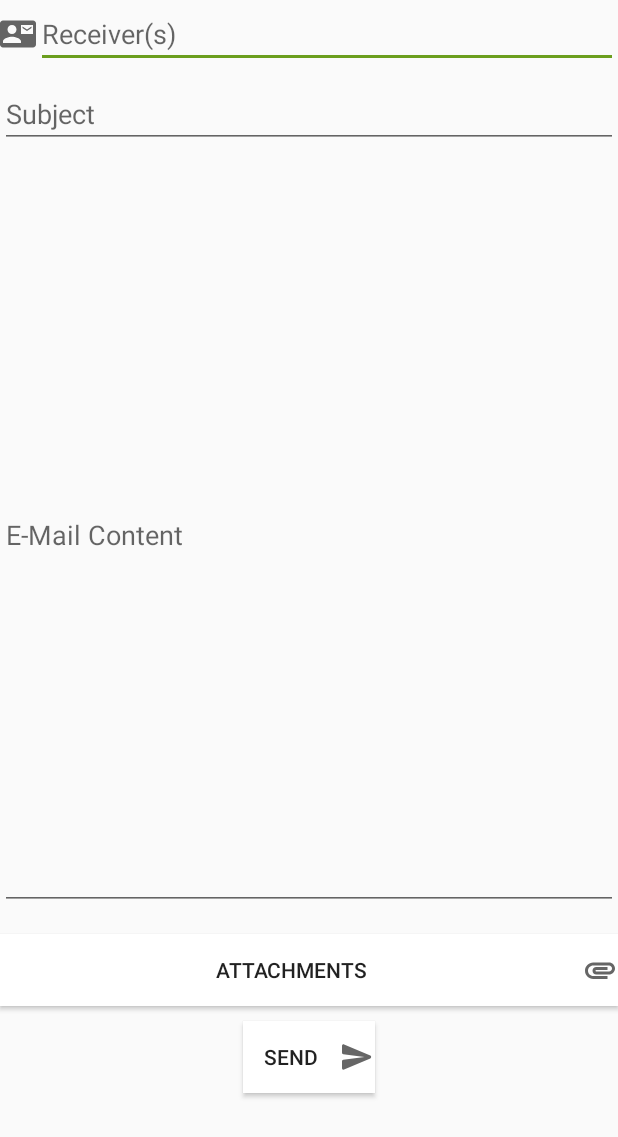
After one commit to drblaui/FU-Mail-App, an Android app: the layout activity_write_mail.xml on its own in the app's theme, with its tools: preview values and no code run, on a phone screen of 412 x 824 dp. The commit adds this screen. Shown: the top 1137 px of the screen. Run offline under Robolectric (Android 15) with nearby library versions, the phone set to English and light mode, and no system bars.

Commit message:
Implemented (attachmentless) Message sending

```diff
--- a/app/src/main/java/me/drblau/fumailapp/ui/login/LoginDialogFragment.java
+++ b/app/src/main/java/me/drblau/fumailapp/ui/login/LoginDialogFragment.java
@@ -31,7 +31,7 @@ public class LoginDialogFragment extends DialogFragment {
             listener = (LoginDialogListener) context;
         }
         catch (ClassCastException e) {
-            throw new ClassCastException(getActivity().toString() + "must implement NoticeDialogListener");
+            throw new ClassCastException(getActivity().toString() + "must implement LoginDialogListener");
         }
     }
 
--- /dev/null
+++ b/app/src/main/res/drawable/empty_tall_divider.xml
@@ -0,0 +1,7 @@
+<?xml version="1.0" encoding="utf-8"?>
+
+<shape xmlns:android="http://schemas.android.com/apk/res/android">
+	<size
+		android:height="0dp"
+		android:width="10dp"/>
+</shape>
--- /dev/null
+++ b/app/src/main/res/drawable/ic_attachment.xml
@@ -0,0 +1,10 @@
+<vector xmlns:android="http://schemas.android.com/apk/res/android"
+    android:width="24dp"
+    android:height="24dp"
+    android:viewportWidth="24"
+    android:viewportHeight="24"
+    android:tint="?attr/colorControlNormal">
+  <path
+      android:fillColor="@android:color/white"
+      android:pathData="M2,12.5C2,9.46 4.46,7 7.5,7H18c2.21,0 4,1.79 4,4s-1.79,4 -4,4H9.5C8.12,15 7,13.88 7,12.5S8.12,10 9.5,10H17v2H9.41c-0.55,0 -0.55,1 0,1H18c1.1,0 2,-0.9 2,-2s-0.9,-2 -2,-2H7.5C5.57,9 4,10.57 4,12.5S5.57,16 7.5,16H17v2H7.5C4.46,18 2,15.54 2,12.5z"/>
+</vector>
--- /dev/null
+++ b/app/src/main/res/drawable/ic_mail_contact.xml
@@ -0,0 +1,10 @@
+<vector xmlns:android="http://schemas.android.com/apk/res/android"
+    android:width="24dp"
+    android:height="24dp"
+    android:viewportWidth="24"
+    android:viewportHeight="24"
+    android:tint="?attr/colorControlNormal">
+  <path
+      android:fillColor="@android:color/white"
+      android:pathData="M21,8L21,7l-3,2 -3,-2v1l3,2 3,-2zM22,3L2,3C0.9,3 0,3.9 0,5v14c0,1.1 0.9,2 2,2h20c1.1,0 1.99,-0.9 1.99,-2L24,5c0,-1.1 -0.9,-2 -2,-2zM8,6c1.66,0 3,1.34 3,3s-1.34,3 -3,3 -3,-1.34 -3,-3 1.34,-3 3,-3zM14,18L2,18v-1c0,-2 4,-3.1 6,-3.1s6,1.1 6,3.1v1zM22,12h-8L14,6h8v6z"/>
+</vector>
--- /dev/null
+++ b/app/src/main/res/layout/activity_write_mail.xml
@@ -0,0 +1,112 @@
+<?xml version="1.0" encoding="utf-8"?>
+<!--TODO: Make pretty-->
+<ScrollView
+	xmlns:android="http://schemas.android.com/apk/res/android"
+	xmlns:app="http://schemas.android.com/apk/res-auto"
+	android:layout_width="match_parent"
+	android:layout_height="match_parent">
+<androidx.constraintlayout.widget.ConstraintLayout
+	android:layout_width="match_parent"
+	android:layout_height="wrap_content">
+
+	<HorizontalScrollView
+		android:id="@+id/hor_scroll"
+		android:layout_width="wrap_content"
+		android:layout_height="wrap_content"
+		android:foregroundGravity="center"
+		app:layout_constraintBottom_toTopOf="@+id/receiver_edit"
+		app:layout_constraintEnd_toEndOf="@+id/receiver_edit"
+		app:layout_constraintStart_toStartOf="parent"
+		app:layout_constraintTop_toTopOf="parent">
+
+		<LinearLayout
+			android:id="@+id/receivers"
+			android:layout_width="wrap_content"
+			android:layout_height="wrap_content"
+			android:divider="@drawable/empty_tall_divider"
+			android:orientation="horizontal"
+			android:showDividers="middle">
+			<TextView
+				android:id="@+id/scroll_receiver"
+				android:layout_width="wrap_content"
+				android:layout_height="wrap_content"
+				android:text="@string/placeholder_receiver"
+				android:visibility="gone"/>
+		</LinearLayout>
+	</HorizontalScrollView>
+
+	<LinearLayout
+		android:layout_width="match_parent"
+		android:layout_height="wrap_content"
+		app:layout_constraintBottom_toTopOf="@+id/mail_subject"
+		app:layout_constraintEnd_toEndOf="parent"
+		app:layout_constraintStart_toStartOf="parent"
+		app:layout_constraintTop_toBottomOf="@+id/hor_scroll"
+		android:id="@+id/receiver_edit">
+		<ImageView
+			android:layout_width="wrap_content"
+			android:layout_height="wrap_content"
+			android:src="@drawable/ic_mail_contact"
+			android:layout_gravity="center" />
+		<EditText
+			android:id="@+id/mail_to"
+			android:layout_width="match_parent"
+			android:layout_height="wrap_content"
+			android:autofillHints=".AUTOFILL_HINT_EMAIL_ADDRESS"
+			android:hint="@string/placeholder_receiver"
+			android:inputType="textEmailAddress" />
+	</LinearLayout>
+	<EditText
+		android:id="@+id/mail_subject"
+		android:layout_width="match_parent"
+		android:layout_height="wrap_content"
+		android:layout_marginTop="8dp"
+		android:hint="@string/placeholder_subject"
+		app:layout_constraintEnd_toEndOf="parent"
+		app:layout_constraintStart_toStartOf="parent"
+		app:layout_constraintTop_toBottomOf="@+id/receiver_edit"
+		android:inputType="textEmailSubject"
+		android:importantForAutofill="no" />
+
+	<EditText
+		android:id="@+id/mail_content"
+		android:layout_width="match_parent"
+		android:layout_height="500dp"
+		android:layout_marginTop="8dp"
+		android:hint="@string/placeholder_mail"
+		app:layout_constraintEnd_toEndOf="parent"
+		app:layout_constraintStart_toStartOf="parent"
+		app:layout_constraintTop_toBottomOf="@+id/mail_subject"
+		android:inputType="textMultiLine"
+		android:importantForAutofill="no" />
+
+	<Button
+		android:id="@+id/button_attachments"
+		android:layout_width="match_parent"
+		android:layout_height="wrap_content"
+		android:layout_marginTop="16dp"
+		android:text="@string/button_attachments"
+		app:layout_constraintBottom_toTopOf="@+id/mail_send"
+		app:layout_constraintEnd_toEndOf="parent"
+		app:layout_constraintStart_toStartOf="parent"
+		app:layout_constraintTop_toBottomOf="@+id/mail_content"
+		android:drawableEnd="@drawable/ic_attachment"
+		android:background="@color/colorWhite" />
+
+	<Button
+		android:id="@+id/mail_send"
+		android:layout_width="wrap_content"
+		android:layout_height="wrap_content"
+		android:layout_marginStart="161dp"
+		android:layout_marginTop="10dp"
+		android:layout_marginEnd="162dp"
+		android:layout_marginBottom="16dp"
+		android:drawableEnd="@drawable/ic_sent"
+		android:text="@string/button_send"
+		app:layout_constraintBottom_toBottomOf="parent"
+		app:layout_constraintEnd_toEndOf="parent"
+		app:layout_constraintStart_toStartOf="parent"
+		app:layout_constraintTop_toBottomOf="@+id/button_attachments"
+		android:background="@color/colorWhite"/>
+</androidx.constraintlayout.widget.ConstraintLayout>
+</ScrollView>
--- a/app/src/main/res/layout/app_bar_main.xml
+++ b/app/src/main/res/layout/app_bar_main.xml
@@ -25,7 +25,7 @@
 	<include layout="@layout/content_main" />
 
 	<com.google.android.material.floatingactionbutton.FloatingActionButton
-		android:id="@+id/fab"
+		android:id="@+id/write_mail"
 		android:layout_width="wrap_content"
 		android:layout_height="wrap_content"
 		android:layout_gravity="bottom|end"
--- a/app/src/main/res/values/colors.xml
+++ b/app/src/main/res/values/colors.xml
@@ -5,4 +5,6 @@
 	<color name="colorAccent">#6b9e1e</color>
 	<color name="colorText">#000000</color>
 	<color name="colorWhite">#FFFFFF</color>
+	<color name="colorRed">#FF0000</color>
+	<color name="colorGray">#D3D3D3</color>
 </resources>
--- a/app/src/main/res/values/strings.xml
+++ b/app/src/main/res/values/strings.xml
@@ -35,6 +35,7 @@
 	<!-- Dialog Buttons -->
 	<string name="signin">Sign-In</string>
 	<string name="cancel">Cancel</string>
+	<string name="confirm">Confirm</string>
 
 	<!-- Login Dialog Options -->
 	<string name="login_needed">You need to be logged in to use this App</string>
@@ -62,5 +63,22 @@
 	<string name="encryptor">En- and Decryptor</string>
 	<string name="url_en_decryptor" translatable="false">https://gist.github.com/JosiasSena/3bf4ca59777f7dedcaf41a495d96d984</string>
 	<string name="tap_to_view">Tap to view</string>
+	<string name="url_icons" translatable="false">https://material.io/resources/icons/</string>
+	<string name="icons" translatable="false">Icons</string>
+
+	<!-- Write Mail -->
+	<string name="placeholder_receiver">Receiver(s)</string>
+	<string name="placeholder_subject">Subject</string>
+	<string name="placeholder_mail">E-Mail Content</string>
+	<string name="button_send">Send</string>
+	<string name="button_attachments">Attachments</string>
+	<string name="mail_header">Write a new E-Mail</string>
+	<string name="mail_send_success">E-Mail send successfully</string>
+	<string name="mail_send_failed">E-Mail could not be send. Please try again.</string>
+	<string name="mail_invalid">E-Mail is invalid!</string>
+	<string name="change_mail">Change E-Mail</string>
+	<string name="error_receiver">Receiver(s) can\'t be empty</string>
+	<string name="error_subject">Subject can\'t be empty</string>
+	<string name="error_body">E-Mail Content can\'t be empty without attachment</string>
 
 </resources>
```
Also changed, not shown: app/src/main/AndroidManifest.xml (+8 -0 lines), app/src/main/java/me/drblau/fumailapp/MainActivity.java (+34 -12 lines), app/src/main/java/me/drblau/fumailapp/ui/create/ChangeMailDialogFragment.java (added, +84 -0 lines), app/src/main/java/me/drblau/fumailapp/ui/create/MailCreatorActivity.java (added, +288 -0 lines), app/src/main/java/me/drblau/fumailapp/util/mail/MailHandlerSMTP.java (+67 -4 lines), app/src/main/res/drawable/ic_person.xml (added, +10 -0 lines), app/src/main/res/drawable/round_corner.xml (added, +16 -0 lines), app/src/main/res/layout/change_mail_dialog.xml (added, +27 -0 lines), app/src/main/res/xml/settings.xml (+8 -0 lines), 2 other files.
